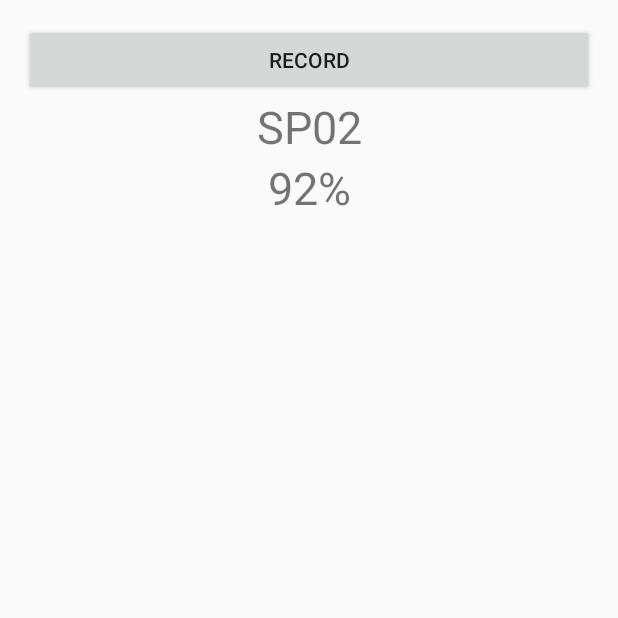
After one commit to M5Capstone2015/oximeterGui, an Android app: the NewReading screen opened directly, with no data from a screen before it, on a phone screen of 412 x 824 dp, the top half of it. The commit adds this screen. Run offline under Robolectric (Android 15) with nearby library versions, the phone set to English and light mode, and no system bars.

Commit message:
Added more unhooked up buttons

```diff
--- /dev/null
+++ b/app/src/main/java/com/example/m5/oximetergui/NewReading.java
@@ -0,0 +1,17 @@
+package com.example.m5.oximetergui;
+
+import android.app.Activity;
+import android.support.v7.app.ActionBarActivity;
+import android.os.Bundle;
+import android.view.Menu;
+import android.view.MenuItem;
+
+
+public class NewReading extends Activity {
+
+    @Override
+    protected void onCreate(Bundle savedInstanceState) {
+        super.onCreate(savedInstanceState);
+        setContentView(R.layout.activity_new_reading);
+    }
+}
--- a/app/src/main/res/layout/activity_new_patient.xml
+++ b/app/src/main/res/layout/activity_new_patient.xml
@@ -41,7 +41,7 @@
         android:layout_width="fill_parent"
         android:layout_height="wrap_content"
         android:layout_below="@+id/lastName"
-        android:text="Save"
+        android:text="@string/save_label"
         android:layout_marginTop="25dp"
         android:layout_alignParentLeft="true"
         android:layout_alignParentStart="true"
--- /dev/null
+++ b/app/src/main/res/layout/activity_new_reading.xml
@@ -0,0 +1,32 @@
+<RelativeLayout xmlns:android="http://schemas.android.com/apk/res/android"
+    xmlns:tools="http://schemas.android.com/tools" android:layout_width="match_parent"
+    android:layout_height="match_parent" android:paddingLeft="@dimen/activity_horizontal_margin"
+    android:paddingRight="@dimen/activity_horizontal_margin"
+    android:paddingTop="@dimen/activity_vertical_margin"
+    android:paddingBottom="@dimen/activity_vertical_margin"
+    tools:context="com.example.m5.oximetergui.NewReading">
+
+    <Button
+        android:layout_width="fill_parent"
+        android:layout_height="wrap_content"
+        android:id="@+id/record_button"
+        android:text="@string/record_label"/>
+
+    <TextView android:text="@string/sp02_label"
+        android:layout_width="fill_parent"
+        android:layout_height="wrap_content"
+        android:gravity="center"
+        android:textSize="30dp"
+        android:id="@+id/spo2_textview"
+        android:layout_below="@id/record_button"/>
+
+    <!-- TODO REPLACE TEXT WITH REAL READING -->
+    <TextView
+        android:layout_width="fill_parent"
+        android:layout_height="wrap_content"
+        android:layout_below="@id/spo2_textview"
+        android:gravity="center"
+        android:textSize="30dp"
+        android:text="@string/fake_reading_label"/>
+
+</RelativeLayout>
--- /dev/null
+++ b/app/src/main/res/menu/menu_new_reading.xml
@@ -0,0 +1,7 @@
+<menu xmlns:android="http://schemas.android.com/apk/res/android"
+    xmlns:app="http://schemas.android.com/apk/res-auto"
+    xmlns:tools="http://schemas.android.com/tools"
+    tools:context="com.example.m5.oximetergui.NewReading">
+    <item android:id="@+id/action_settings" android:title="@string/action_settings"
+        android:orderInCategory="100" app:showAsAction="never" />
+</menu>
--- a/app/src/main/res/values/strings.xml
+++ b/app/src/main/res/values/strings.xml
@@ -15,6 +15,7 @@
     <string name="patient_info_label">Patient Info</string>
     <string name="first_name_label">First</string>
     <string name="last_name_label">Last</string>
+    <string name="save_label">Save</string>
 
     <!-- Patient History -->
     <string name="title_activity_patient_history">PatientHistory</string>
@@ -22,6 +23,7 @@
     <string name="title_activity_new_reading">NewReading</string>
 
     <!-- New Reading -->
+    <string name="record_label">Record</string>
     <string name="sp02_label">SP02</string>
     <string name="fake_reading_label">92%</string>
 
```
